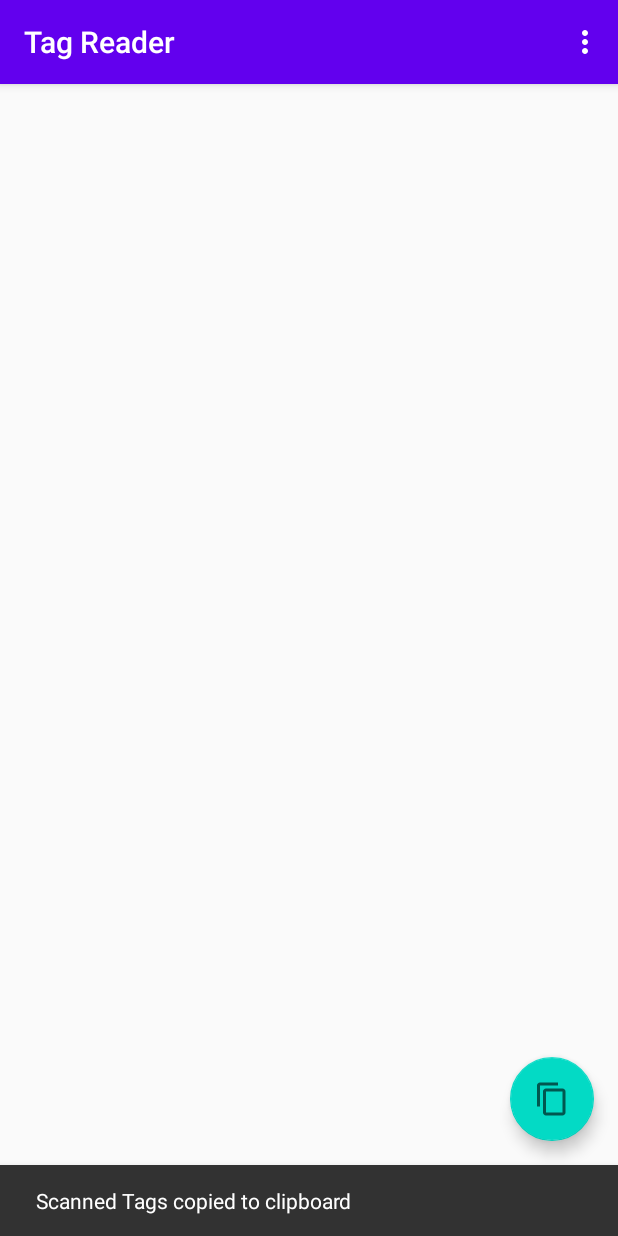
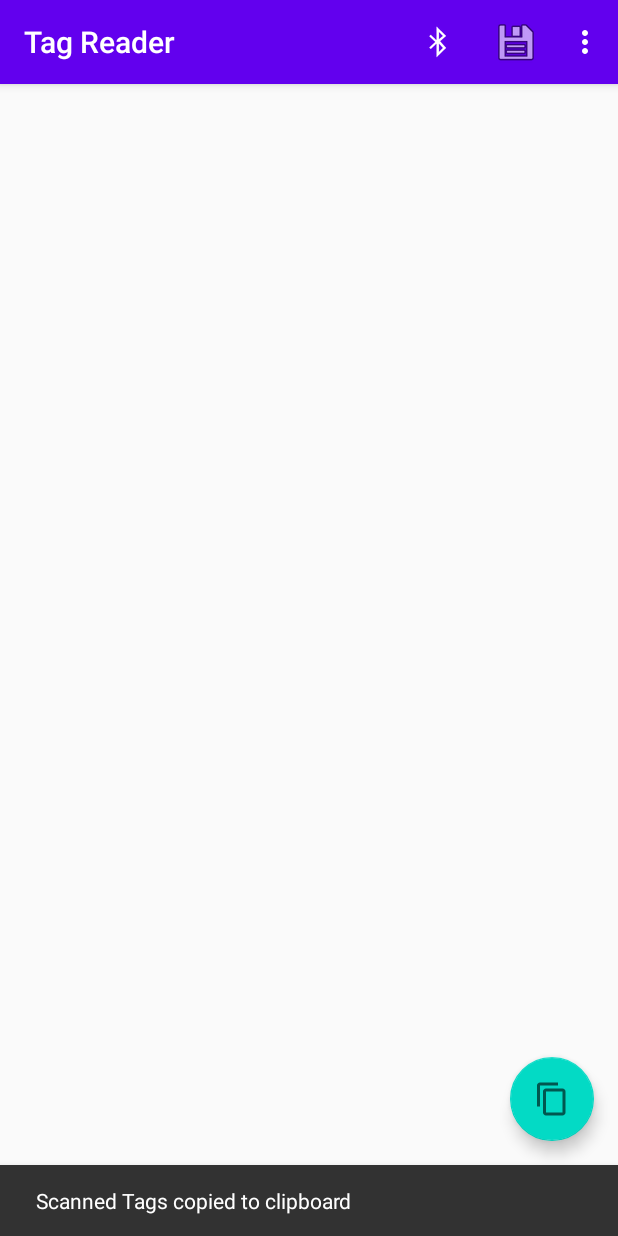
Before and after one commit to kartaphilos/TagReader, an Android app: the screen it shows after launch (MainActivity), after a tap on an icon or button, on a phone screen of 412 x 824 dp. Run offline under Robolectric (Android 15) with nearby library versions, the phone set to English and light mode, and no system bars; our stand-ins replace RxJava; libraries missing offline, so code that uses them is left out: com.tbruyelle.rxpermissions2; 6 statements that could not run were skipped.

Commit message:
Toolbar menu edits

```diff
--- a/app/src/main/java/com/plingtech/tagreader/MainActivity.java
+++ b/app/src/main/java/com/plingtech/tagreader/MainActivity.java
@@ -43,13 +43,7 @@ public class MainActivity extends AppCompatActivity {
         binding.fab.setOnClickListener(fabv -> Snackbar.make(fabv,
                 "Scanned Tags copied to clipboard", Snackbar.LENGTH_LONG)
                 .setAction("Action", null).show());
-        /*
-        setContentView(R.layout.activity_main);
-        Toolbar toolbar = findViewById(R.id.toolbar);
-        setSupportActionBar(toolbar);
 
-        FloatingActionButton fab = findViewById(R.id.fab);
-        */
         Log.d(TAG, "getActivity context?");
         MainActivity.context = this;
         Log.d(TAG, "Create btStuff singleton");
--- a/app/src/main/res/menu/menu_main.xml
+++ b/app/src/main/res/menu/menu_main.xml
@@ -3,23 +3,40 @@
     xmlns:tools="http://schemas.android.com/tools"
     tools:context="com.plingtech.tagreader.MainActivity">
     <item
+        android:id="@+id/bt_status"
+        android:icon="@android:drawable/stat_sys_data_bluetooth"
+        android:title="@string/bt_status"
+        app:showAsAction="always"
+        />
+    <item
         android:id="@+id/new_session"
-        android:title="@string/action_newsession" />
+        android:title="@string/action_newsession"
+        app:showAsAction="never"
+        />
     <item
         android:id="@+id/save_session"
-        android:title="@string/action_savesession" />
+        android:icon="@android:drawable/ic_menu_save"
+        android:title="@string/action_savesession"
+        app:showAsAction="ifRoom" />
     <item
         android:id="@+id/copy_session"
-        android:title="@string/action_copy" />
+        android:icon="?attr/actionModeCopyDrawable"
+        android:title="@string/action_copy"
+        app:showAsAction="never" />
     <item
         android:id="@+id/device_info"
-        android:title="@string/action_device_info" />
+        android:title="@string/action_device_info"
+        app:showAsAction="ifRoom"
+        />
     <item
         android:id="@+id/debug"
-        android:title="@string/action_debug" />
+        android:title="@string/action_debug"
+        app:showAsAction="never"
+        />
     <item
         android:id="@+id/action_settings"
         android:orderInCategory="100"
         android:title="@string/action_settings"
-        app:showAsAction="never" />
+        app:showAsAction="never"
+        />
 </menu>
--- a/app/src/main/res/values/strings.xml
+++ b/app/src/main/res/values/strings.xml
@@ -1,6 +1,7 @@
 <resources>
     <string name="app_name">Tag Reader</string>
     <!-- Strings for dots menu -->
+    <string name="bt_status">BT Status</string>
     <string name="action_newsession">New Session</string>
     <string name="action_savesession">Save Session</string>
     <string name="action_copy">Copy Tags to Clipboard</string>
```
